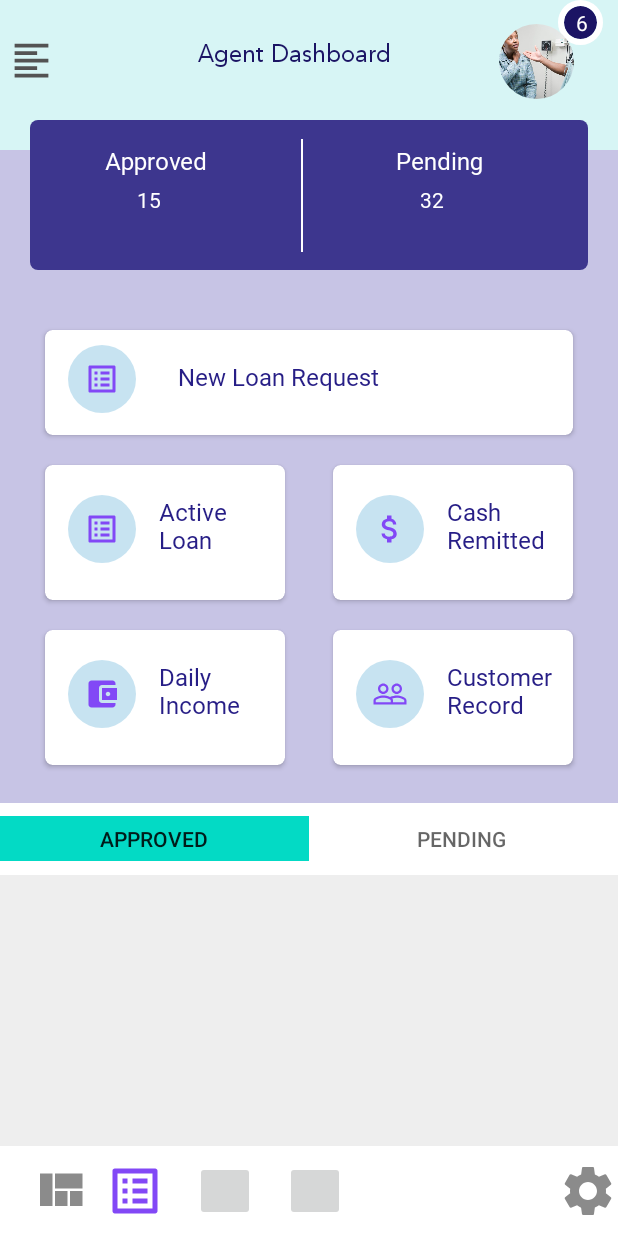
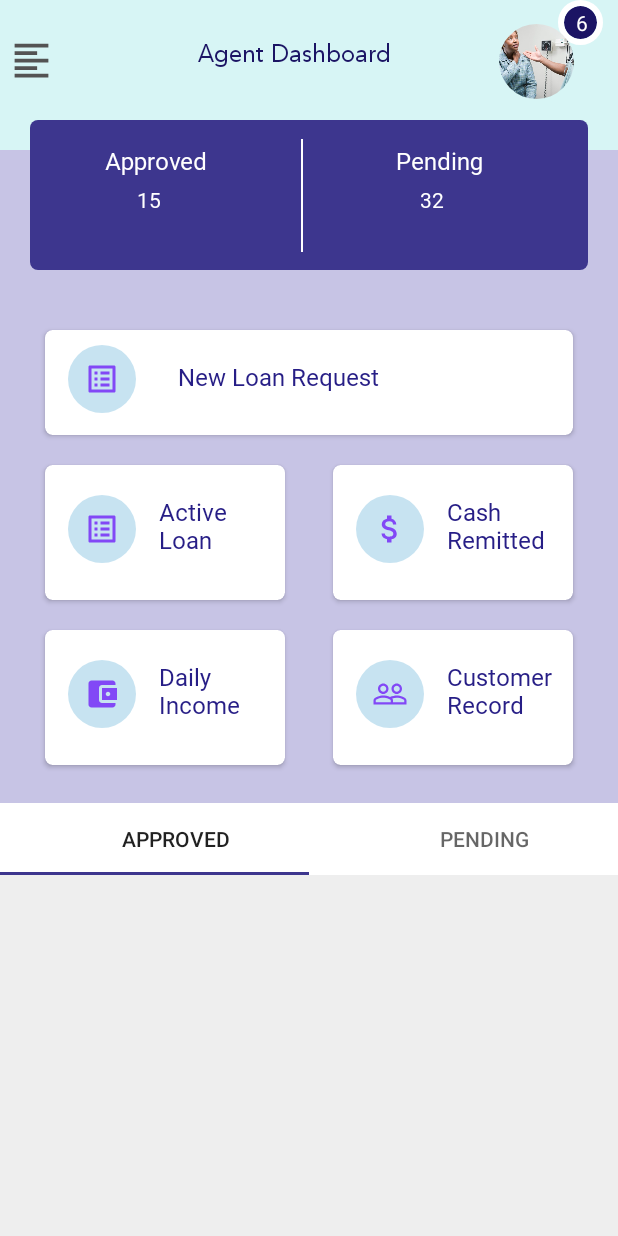
Before and after one commit to kunledarams2/CyberPayLoanDemo, an Android app: the screen it shows after launch (DashBoard), on a phone screen of 412 x 824 dp. Run offline under Robolectric (Android 15) with nearby library versions, the phone set to English and light mode, and no system bars; our stand-ins replace CircleImageView, Picasso, Volley; network calls fail; pictures from the network do not load.

Commit message:
forth push

```diff
--- a/app/src/main/res/layout/activity_main.xml
+++ b/app/src/main/res/layout/activity_main.xml
@@ -390,9 +390,10 @@
                 app:layout_constraintEnd_toEndOf="parent"
                 app:layout_constraintStart_toStartOf="parent"
                 app:layout_constraintTop_toBottomOf="@+id/cust_record_wrapper"
-                app:tabIndicatorGravity="center"
-                app:tabIndicatorHeight="30dp"
-                app:tabPaddingStart="10dp" />
+                app:tabIndicatorGravity="bottom"
+                app:tabIndicatorColor="#3D368E"
+                app:tabIndicatorHeight="2dp"
+                app:tabPaddingStart="40dp" />
 
             <androidx.viewpager.widget.ViewPager
                 android:id="@+id/viewPager"
@@ -410,6 +411,7 @@
 
 
 
+
    <androidx.constraintlayout.widget.ConstraintLayout
        android:layout_width="match_parent"
        android:layout_height="60dp"
@@ -418,53 +420,30 @@
 
        app:layout_constraintBottom_toBottomOf="parent">
 
-      <ImageButton
-          android:id="@+id/home"
-          android:layout_width="40dp"
-          android:layout_height="40dp"
-          android:layout_marginStart="20dp"
-          android:layout_marginTop="10dp"
-          android:background="@drawable/ic_baseline_view_quilt_24"
+
+      <com.google.android.material.tabs.TabLayout
+          android:id="@+id/tab2s"
+          android:layout_width="match_parent"
+          android:layout_height="wrap_content"
+          android:layout_marginTop="0dp"
+          android:background="@color/whiteColor"
+          app:layout_constraintEnd_toEndOf="parent"
+          app:layout_constraintStart_toStartOf="parent"
+          app:layout_constraintTop_toBottomOf="@+id/viewPage2r"
+          app:tabIndicatorGravity="center"
+          app:tabIndicatorHeight="30dp"
+          app:tabPaddingStart="10dp" />
+
+      <androidx.viewpager.widget.ViewPager
+          android:id="@+id/viewPage2r"
+          android:layout_width="match_parent"
+          android:layout_height="wrap_content"
+          android:background="#eee"
+          app:layout_constraintEnd_toEndOf="parent"
           app:layout_constraintStart_toStartOf="parent"
           app:layout_constraintTop_toTopOf="parent" />
 
-      <ImageButton
-          android:id="@+id/loan_active"
-          android:layout_width="40dp"
-          android:layout_height="40dp"
-          android:layout_marginStart="10dp"
-          android:layout_marginTop="10dp"
-          android:background="@drawable/ic_baseline_list_alt_24"
-          android:translationZ="0dp"
-          app:layout_constraintStart_toEndOf="@+id/home"
-          app:layout_constraintTop_toTopOf="parent" />
 
-      <ImageButton
-          android:id="@+id/loan_request"
-          android:layout_width="40dp"
-          android:layout_height="40dp"
-          android:layout_marginStart="20dp"
-          android:layout_marginTop="10dp"
-          app:layout_constraintStart_toEndOf="@+id/loan_active"
-          app:layout_constraintTop_toTopOf="parent" />
-
-      <ImageButton
-          android:id="@+id/remit_cash"
-          android:layout_width="40dp"
-          android:layout_height="40dp"
-          android:layout_marginStart="20dp"
-          android:layout_marginTop="10dp"
-          app:layout_constraintStart_toEndOf="@+id/loan_request"
-          app:layout_constraintTop_toTopOf="parent" />
-
-      <ImageButton
-          android:id="@+id/setting"
-          android:layout_width="40dp"
-          android:layout_height="40dp"
-          android:layout_marginTop="10dp"
-          android:background="@drawable/ic_baseline_settings_24"
-          app:layout_constraintEnd_toEndOf="parent"
-          app:layout_constraintTop_toTopOf="parent" />
 
    </androidx.constraintlayout.widget.ConstraintLayout>
 
```
